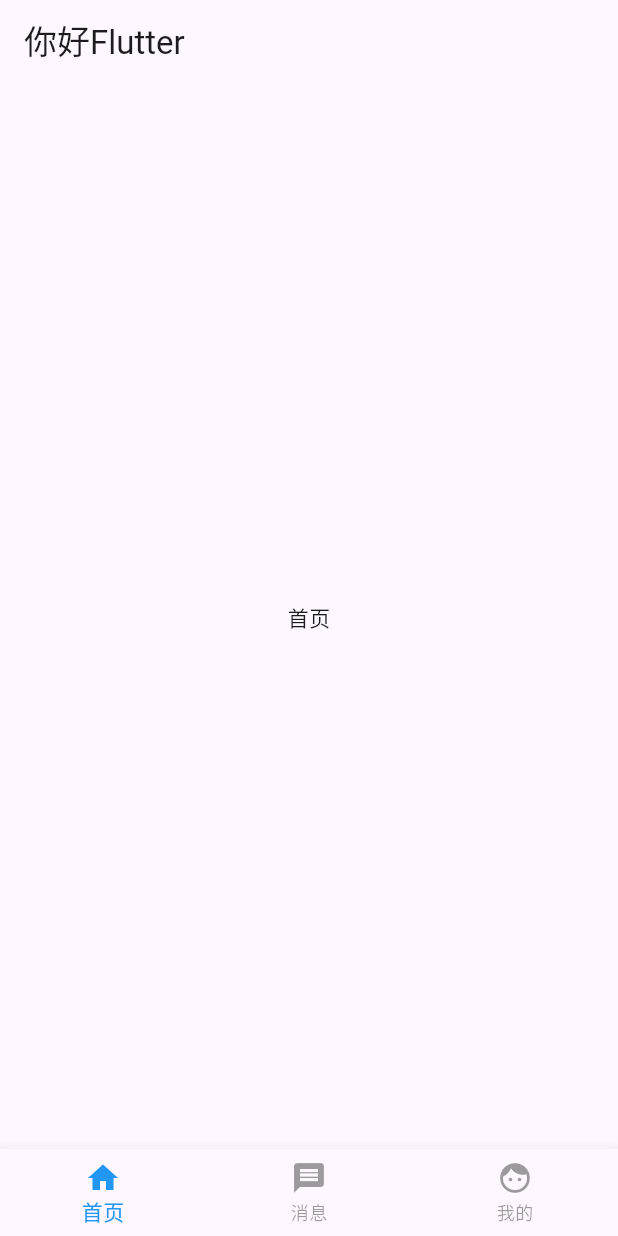
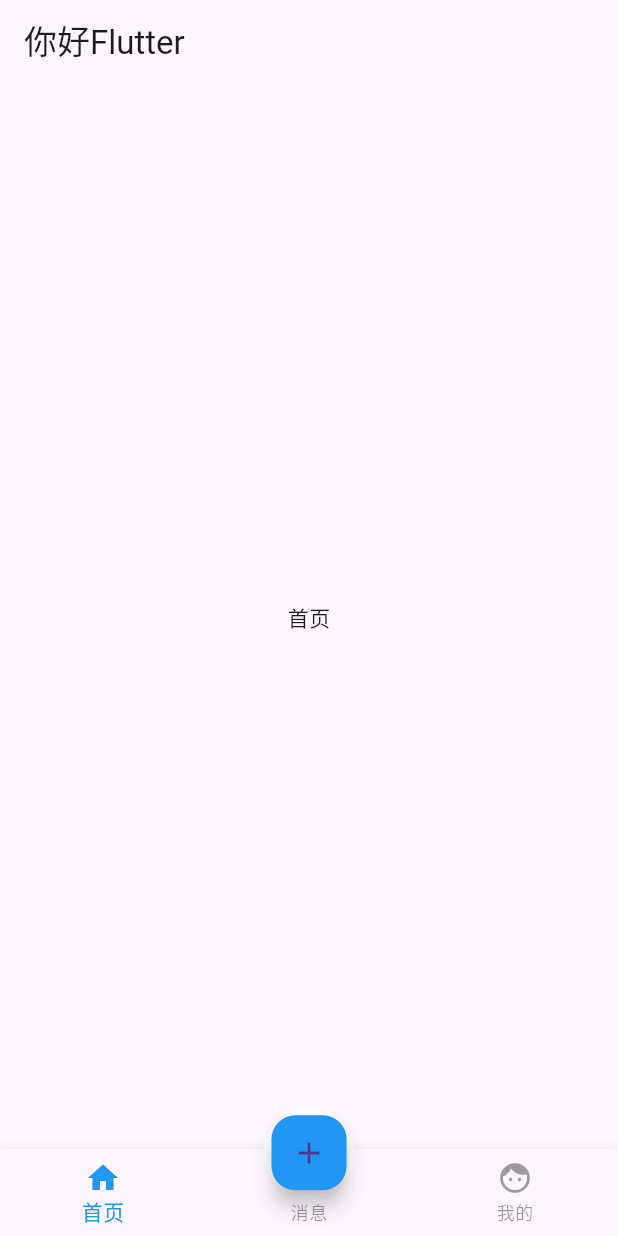
Before and after one commit to huangpu0/Flutter, a Flutter app: the screen it shows after launch, on a phone screen of 412 x 824 dp. Run offline on Flutter 3.47's test engine with Material 3 defaults, Android fonts, the phone set to English and light mode, and no system bars.

Commit message:
12_补充类似咸鱼底部凸起按钮

```diff
--- a/lib/12_BottomNavigationBar.dart
+++ b/lib/12_BottomNavigationBar.dart
@@ -54,6 +54,27 @@ class _MyBottomNavigationBar0State extends State<MyBottomNavigationBar0> {
                 ),
                 label: '我的'),
           ]),
+
+      /// FloatingActionButton 类似咸鱼底部凸起按钮
+      floatingActionButton: Container(
+        width: 60,
+        height: 60,
+        padding: const EdgeInsets.all(5),
+
+        /// 调整FloatingActionButton位置
+        margin: const EdgeInsets.only(top: 5),
+        decoration: BoxDecoration(
+            color: Colors.white, borderRadius: BorderRadius.circular(30)),
+        child: FloatingActionButton(
+            backgroundColor: currentPath == 1 ? Colors.red : Colors.blue,
+            child: const Icon(Icons.add),
+            onPressed: () {
+              setState(() {
+                currentPath = 1;
+              });
+            }),
+      ),
+      floatingActionButtonLocation: FloatingActionButtonLocation.centerDocked,
     );
   }
 }
```
Also changed, not shown: lib/main.dart (+7 -4 lines).
